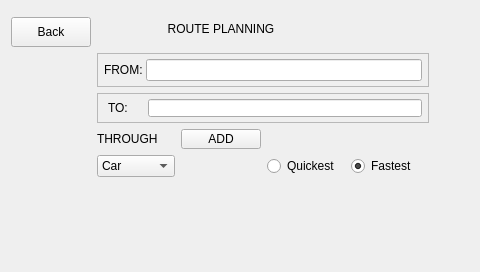
The window that Pilocik/routewindow.ui (dotevo/Pilocik) describes before a commit, drawn with Qt 5.
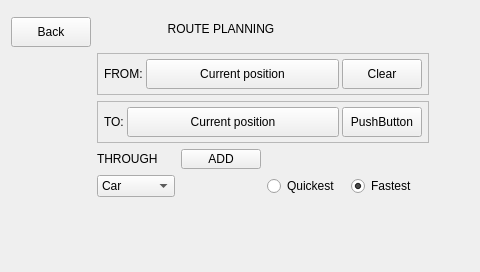
The same window after the commit.

The edit to the form file:
```diff
--- a/Pilocik/routewindow.ui
+++ b/Pilocik/routewindow.ui
@@ -56,7 +56,42 @@
        </widget>
       </item>
       <item>
-       <widget class="QLineEdit" name="lineEdit"/>
+       <widget class="QPushButton" name="fromButton">
+        <property name="sizePolicy">
+         <sizepolicy hsizetype="Expanding" vsizetype="Fixed">
+          <horstretch>0</horstretch>
+          <verstretch>0</verstretch>
+         </sizepolicy>
+        </property>
+        <property name="minimumSize">
+         <size>
+          <width>0</width>
+          <height>30</height>
+         </size>
+        </property>
+        <property name="text">
+         <string>Current position</string>
+        </property>
+       </widget>
+      </item>
+      <item>
+       <widget class="QPushButton" name="fromClrButton">
+        <property name="sizePolicy">
+         <sizepolicy hsizetype="Minimum" vsizetype="Minimum">
+          <horstretch>0</horstretch>
+          <verstretch>0</verstretch>
+         </sizepolicy>
+        </property>
+        <property name="minimumSize">
+         <size>
+          <width>0</width>
+          <height>30</height>
+         </size>
+        </property>
+        <property name="text">
+         <string>Clear</string>
+        </property>
+       </widget>
       </item>
      </layout>
     </widget>
@@ -68,55 +103,6 @@
      </property>
     </widget>
    </item>
-   <item row="3" column="1" colspan="4">
-    <widget class="QFrame" name="frame_2">
-     <property name="sizePolicy">
-      <sizepolicy hsizetype="Preferred" vsizetype="Preferred">
-       <horstretch>0</horstretch>
-       <verstretch>0</verstretch>
-      </sizepolicy>
-     </property>
-     <property name="maximumSize">
-      <size>
-       <width>16777215</width>
-       <height>30</height>
-      </size>
-     </property>
-     <property name="frameShape">
-      <enum>QFrame::StyledPanel</enum>
-     </property>
-     <property name="frameShadow">
-      <enum>QFrame::Raised</enum>
-     </property>
-     <layout class="QHBoxLayout" name="horizontalLayout_4">
-      <property name="spacing">
-       <number>20</number>
-      </property>
-      <property name="leftMargin">
-       <number>10</number>
-      </property>
-      <property name="topMargin">
-       <number>5</number>
-      </property>
-      <property name="rightMargin">
-       <number>6</number>
-      </property>
-      <property name="bottomMargin">
-       <number>5</number>
-      </property>
-      <item>
-       <widget class="QLabel" name="label_3">
-        <property name="text">
-         <string>TO:</string>
-        </property>
-       </widget>
-      </item>
-      <item>
-       <widget class="QLineEdit" name="lineEdit_2"/>
-      </item>
-     </layout>
-    </widget>
-   </item>
    <item row="6" column="1">
     <widget class="QComboBox" name="comboBox">
      <item>
@@ -221,6 +207,90 @@
      </property>
     </widget>
    </item>
+   <item row="3" column="1" colspan="4">
+    <widget class="QFrame" name="frame_2">
+     <property name="sizePolicy">
+      <sizepolicy hsizetype="Preferred" vsizetype="Preferred">
+       <horstretch>0</horstretch>
+       <verstretch>0</verstretch>
+      </sizepolicy>
+     </property>
+     <property name="minimumSize">
+      <size>
+       <width>0</width>
+       <height>0</height>
+      </size>
+     </property>
+     <property name="maximumSize">
+      <size>
+       <width>16777215</width>
+       <height>16777215</height>
+      </size>
+     </property>
+     <property name="frameShape">
+      <enum>QFrame::StyledPanel</enum>
+     </property>
+     <property name="frameShadow">
+      <enum>QFrame::Raised</enum>
+     </property>
+     <layout class="QHBoxLayout" name="horizontalLayout_4">
+      <property name="spacing">
+       <number>3</number>
+      </property>
+      <property name="leftMargin">
+       <number>6</number>
+      </property>
+      <property name="topMargin">
+       <number>5</number>
+      </property>
+      <property name="rightMargin">
+       <number>6</number>
+      </property>
+      <property name="bottomMargin">
+       <number>5</number>
+      </property>
+      <item>
+       <widget class="QLabel" name="label_3">
+        <property name="text">
+         <string>TO:</string>
+        </property>
+       </widget>
+      </item>
+      <item>
+       <widget class="QPushButton" name="toButton">
+        <property name="sizePolicy">
+         <sizepolicy hsizetype="Expanding" vsizetype="Fixed">
+          <horstretch>0</horstretch>
+          <verstretch>0</verstretch>
+         </sizepolicy>
+        </property>
+        <property name="minimumSize">
+         <size>
+          <width>0</width>
+          <height>30</height>
+         </size>
+        </property>
+        <property name="text">
+         <string>Current position</string>
+        </property>
+       </widget>
+      </item>
+      <item>
+       <widget class="QPushButton" name="toClrButton">
+        <property name="minimumSize">
+         <size>
+          <width>0</width>
+          <height>30</height>
+         </size>
+        </property>
+        <property name="text">
+         <string>PushButton</string>
+        </property>
+       </widget>
+      </item>
+     </layout>
+    </widget>
+   </item>
   </layout>
  </widget>
  <resources/>
```
Left out of the diff: 2 changed lines with no effect on the pictures.
